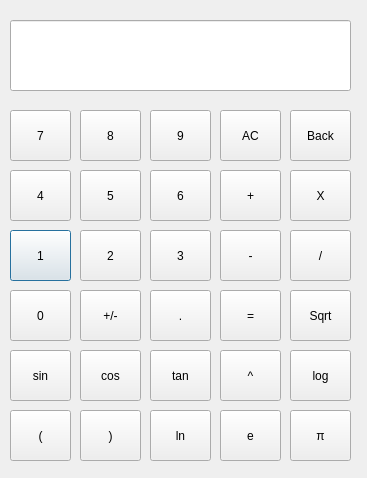
Before: the Qt Designer form calculator.ui in taapas1128/Calculator_pyqt, drawn with Qt 5.
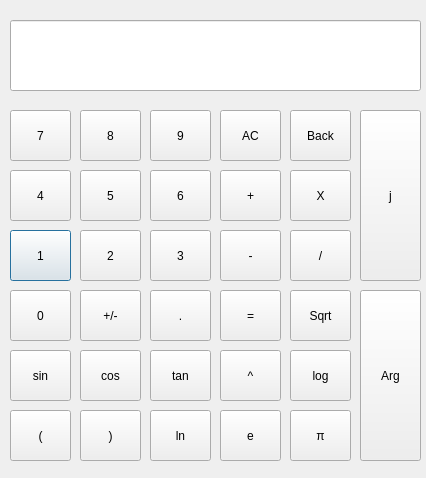
After: the same form once the commit is applied. Icons and pictures are not drawn.

Commit message: improved ui and added complex mode

What changed in the file:
```diff
--- a/calculator.ui
+++ b/calculator.ui
@@ -6,13 +6,1297 @@
    <rect>
     <x>0</x>
     <y>0</y>
-    <width>367</width>
+    <width>426</width>
     <height>478</height>
    </rect>
   </property>
   <property name="windowTitle">
    <string>Dialog</string>
   </property>
+  <property name="styleSheet">
+   <string notr="true">
+QToolTip
+{
+     border: 1px solid black;
+     background-color: #D1DBCB;
+     padding: 1px;
+     border-radius: 3px;
+     opacity: 100;
+}
+
+QWidget
+{
+    color: #b1b1b1;
+    background-color: #323232;
+    selection-background-color:#323232;
+    selection-color: black;
+    background-clip: border;
+    border-image: none;
+    border: 0px transparent black;
+    outline: 0;
+}
+
+QWidget:item:hover
+{
+    background-color: #D1DBCB;
+    color: black;
+}
+
+QWidget:item:selected
+{
+    background-color: #D1DBCB;
+    border: 0px
+}
+
+QCheckBox
+{
+    spacing: 5px;
+    outline: none;
+    color: #eff0f1;
+    margin-bottom: 2px;
+}
+
+QCheckBox:disabled
+{
+    color: #76797C;
+}
+
+QCheckBox::indicator,QGroupBox::indicator
+{
+    width: 18px;
+    height: 18px;
+}
+
+QGroupBox::indicator
+{
+    margin-left: 2px;
+}
+
+QCheckBox::indicator:unchecked
+{
+    image: url(:/qss_icons/rc/checkbox_unchecked.png);
+}
+
+QCheckBox::indicator:unchecked:hover,
+QCheckBox::indicator:unchecked:focus,
+QCheckBox::indicator:unchecked:pressed,
+QGroupBox::indicator:unchecked:hover,
+QGroupBox::indicator:unchecked:focus,
+QGroupBox::indicator:unchecked:pressed
+{
+  border: none;
+    image: url(:/qss_icons/rc/checkbox_unchecked_focus.png);
+}
+
+QCheckBox::indicator:checked
+{
+    image: url(:/qss_icons/rc/checkbox_checked.png);
+}
+
+QCheckBox::indicator:checked:hover,
+QCheckBox::indicator:checked:focus,
+QCheckBox::indicator:checked:pressed,
+QGroupBox::indicator:checked:hover,
+QGroupBox::indicator:checked:focus,
+QGroupBox::indicator:checked:pressed
+{
+    border: none;
+    image: url(:/qss_icons/rc/checkbox_checked_focus.png);
+}
+
+
+QCheckBox::indicator:indeterminate
+{
+    image: url(:/qss_icons/rc/checkbox_indeterminate.png);
+}
+
+QCheckBox::indicator:indeterminate:focus,
+QCheckBox::indicator:indeterminate:hover,
+QCheckBox::indicator:indeterminate:pressed
+{
+    image: url(:/qss_icons/rc/checkbox_indeterminate_focus.png);
+}
+
+QCheckBox::indicator:checked:disabled,
+QGroupBox::indicator:checked:disabled
+{
+    image: url(:/qss_icons/rc/checkbox_checked_disabled.png);
+}
+
+QCheckBox::indicator:unchecked:disabled,
+QGroupBox::indicator:unchecked:disabled
+{
+    image: url(:/qss_icons/rc/checkbox_unchecked_disabled.png);
+}
+
+QRadioButton
+{
+    spacing: 5px;
+    outline: none;
+    color: #eff0f1;
+    margin-bottom: 2px;
+}
+
+QRadioButton:disabled
+{
+    color: #76797C;
+}
+QRadioButton::indicator
+{
+    width: 21px;
+    height: 21px;
+}
+
+QRadioButton::indicator:unchecked
+{
+    image: url(:/qss_icons/rc/radio_unchecked.png);
+}
+
+
+QRadioButton::indicator:unchecked:hover,
+QRadioButton::indicator:unchecked:focus,
+QRadioButton::indicator:unchecked:pressed
+{
+    border: none;
+    outline: none;
+    image: url(:/qss_icons/rc/radio_unchecked_focus.png);
+}
+
+QRadioButton::indicator:checked
+{
+    border: none;
+    outline: none;
+    image: url(:/qss_icons/rc/radio_checked.png);
+}
+
+QRadioButton::indicator:checked:hover,
+QRadioButton::indicator:checked:focus,
+QRadioButton::indicator:checked:pressed
+{
+    border: none;
+    outline: none;
+    image: url(:/qss_icons/rc/radio_checked_focus.png);
+}
+
+QRadioButton::indicator:checked:disabled
+{
+    outline: none;
+    image: url(:/qss_icons/rc/radio_checked_disabled.png);
+}
+
+QRadioButton::indicator:unchecked:disabled
+{
+    image: url(:/qss_icons/rc/radio_unchecked_disabled.png);
+}
+
+
+QMenuBar
+{
+    background-color: #323232;
+    color: #D1DBCB;
+}
+
+QMenuBar::item
+{
+    background-color: #323232;
+    background: transparent;
+    /* padding: 2px 20px 2px 20px; */
+}
+
+QMenuBar::item:selected
+{
+    background: transparent;
+    /* border: 1px solid #76797C; */
+}
+
+QMenuBar::item:pressed
+{
+    border: 0px solid #76797C;
+    background-color: #D1DBCB;
+    color: #000;
+    margin-bottom:-1px;
+    padding-bottom:1px;
+}
+
+QMenu
+{
+    background-color: #323232;
+    /* border: 1px solid #76797C; */
+    color: #eff0f1;
+    /*margin: 2px; */
+}
+
+QMenu::icon
+{
+    /*margin: 5px;*/
+}
+
+QMenu::item
+{
+    padding: 2px 30px 2px 30px;
+    /*margin-left: 5px;*/
+    border: 1px solid transparent; /* reserve space for selection border */
+}
+
+QMenu::item:selected
+{
+    color: #000000;
+}
+
+QMenu::separator {
+    height: 2px;
+    background: #D1DBCB;
+    margin-left: 10px;
+    margin-right: 5px;
+}
+
+QMenu::indicator {
+    width: 18px;
+    height: 18px;
+}
+
+/* non-exclusive indicator = check box style indicator
+   (see QActionGroup::setExclusive) */
+QMenu::indicator:non-exclusive:unchecked {
+    image: url(:/qss_icons/rc/checkbox_unchecked.png);
+}
+
+QMenu::indicator:non-exclusive:unchecked:selected {
+    image: url(:/qss_icons/rc/checkbox_unchecked_disabled.png);
+}
+
+QMenu::indicator:non-exclusive:checked {
+    image: url(:/qss_icons/rc/checkbox_checked.png);
+}
+
+QMenu::indicator:non-exclusive:checked:selected {
+    image: url(:/qss_icons/rc/checkbox_checked_disabled.png);
+}
+
+/* exclusive indicator = radio button style indicator (see QActionGroup::setExclusive) */
+QMenu::indicator:exclusive:unchecked {
+    image: url(:/qss_icons/rc/radio_unchecked.png);
+}
+
+QMenu::indicator:exclusive:unchecked:selected {
+    image: url(:/qss_icons/rc/radio_unchecked_disabled.png);
+}
+
+QMenu::indicator:exclusive:checked {
+    image: url(:/qss_icons/rc/radio_checked.png);
+}
+
+QMenu::indicator:exclusive:checked:selected {
+    image: url(:/qss_icons/rc/radio_checked_disabled.png);
+}
+
+QMenu::right-arrow {
+    margin: 5px;
+    image: url(:/qss_icons/rc/right_arrow.png)
+}
+
+
+QWidget:disabled
+{
+    color: #454545;
+    background-color: #323232;
+}
+
+QAbstractItemView
+{
+    alternate-background-color: #323232;
+    color: #eff0f1;
+    border: 1px solid 3A3939;
+    border-radius: 2px;
+}
+
+QWidget:focus, QMenuBar:focus,QToolBar:focus,QScrollAreaViewer:focus
+{
+    /* border: 2px solid #D1DBCB; */
+}
+
+QTabWidget:focus, QCheckBox:focus, QRadioButton:focus, QSlider:focus
+{
+    border: none;
+}
+
+QLineEdit
+{
+    background-color: #1e1e1e;
+    selection-background-color: #D1DBCB;
+    selection-color: black;
+    padding: 5px;
+    border-style: solid;
+    border: 1px solid #76797C;
+    border-radius: 2px;
+    color: #eff0f1;
+}
+
+QGroupBox {
+    border:1px solid #76797C;
+    border-radius: 2px;
+    margin-top: 20px;
+}
+
+QGroupBox::title {
+    subcontrol-origin: margin;
+    subcontrol-position: top center;
+    padding-left: 10px;
+    padding-right: 10px;
+    padding-top: 10px;
+}
+
+QAbstractScrollArea
+{
+    border-radius: 0px;
+    border: 0px solid #76797C;
+    background-color: transparent;
+}
+
+QScrollBar:horizontal
+{
+    height: 15px;
+    margin: 3px 15px 3px 15px;
+    border: 1px transparent #2A2929;
+    border-radius: 4px;
+    background-color: #2A2929;
+}
+
+QScrollBar::handle:horizontal
+{
+    background-color: #605F5F;
+    min-width: 5px;
+    border-radius: 4px;
+}
+
+QScrollBar::add-line:horizontal
+{
+    margin: 0px 3px 0px 3px;
+    border-image: url(:/qss_icons/rc/right_arrow_disabled.png);
+    width: 10px;
+    height: 10px;
+    subcontrol-position: right;
+    subcontrol-origin: margin;
+}
+
+QScrollBar::sub-line:horizontal
+{
+    margin: 0px 3px 0px 3px;
+    border-image: url(:/qss_icons/rc/left_arrow_disabled.png);
+    height: 10px;
+    width: 10px;
+    subcontrol-position: left;
+    subcontrol-origin: margin;
+}
+
+QScrollBar::add-line:horizontal:hover,QScrollBar::add-line:horizontal:on
+{
+    border-image: url(:/qss_icons/rc/right_arrow.png);
+    height: 10px;
+    width: 10px;
+    subcontrol-position: right;
+    subcontrol-origin: margin;
+}
+
+
+QScrollBar::sub-line:horizontal:hover, QScrollBar::sub-line:horizontal:on
+{
+    border-image: url(:/qss_icons/rc/left_arrow.png);
+    height: 10px;
+    width: 10px;
+    subcontrol-position: left;
+    subcontrol-origin: margin;
+}
+
+QScrollBar::up-arrow:horizontal, QScrollBar::down-arrow:horizontal
+{
+    background: none;
+}
+
+
+QScrollBar::add-page:horizontal, QScrollBar::sub-page:horizontal
+{
+    background: none;
+}
+
+QScrollBar:vertical
+{
+    background-color: #2A2929;
+    width: 15px;
+    margin: 15px 3px 15px 3px;
+    border: 1px transparent #2A2929;
+    border-radius: 4px;
+}
+
+QScrollBar::handle:vertical
+{
+    background-color: #605F5F;
+    min-height: 5px;
+    border-radius: 4px;
+}
+
+QScrollBar::sub-line:vertical
+{
+    margin: 3px 0px 3px 0px;
+    border-image: url(:/qss_icons/rc/up_arrow_disabled.png);
+    height: 10px;
+    width: 10px;
+    subcontrol-position: top;
+    subcontrol-origin: margin;
+}
+
+QScrollBar::add-line:vertical
+{
+    margin: 3px 0px 3px 0px;
+    border-image: url(:/qss_icons/rc/down_arrow_disabled.png);
+    height: 10px;
+    width: 10px;
+    subcontrol-position: bottom;
+    subcontrol-origin: margin;
+}
+
+QScrollBar::sub-line:vertical:hover,QScrollBar::sub-line:vertical:on
+{
+
+    border-image: url(:/qss_icons/rc/up_arrow.png);
+    height: 10px;
+    width: 10px;
+    subcontrol-position: top;
+    subcontrol-origin: margin;
+}
+
+
+QScrollBar::add-line:vertical:hover, QScrollBar::add-line:vertical:on
+{
+    border-image: url(:/qss_icons/rc/down_arrow.png);
+    height: 10px;
+    width: 10px;
+    subcontrol-position: bottom;
+    subcontrol-origin: margin;
+}
+
+QScrollBar::up-arrow:vertical, QScrollBar::down-arrow:vertical
+{
+    background: none;
+}
+
+
+QScrollBar::add-page:vertical, QScrollBar::sub-page:vertical
+{
+    background: none;
+}
+
+QTextEdit
+{
+    background-color: #1e1e1e;
+    color: #eff0f1;
+    border: 1px solid #76797C;
+}
+
+QPlainTextEdit
+{
+    background-color: #1e1e1e;;
+    color: #eff0f1;
+    border-radius: 2px;
+    border: 1px solid #76797C;
+}
+
+QHeaderView::section
+{
+    background-color: #76797C;
+    color: #eff0f1;
+    padding: 5px;
+    border: 1px solid #76797C;
+}
+
+QSizeGrip {
+    image: url(:/qss_icons/rc/sizegrip.png);
+    width: 12px;
+    height: 12px;
+}
+
+
+QMainWindow::separator
+{
+    background-color: #323232;
+    color: white;
+    padding-left: 4px;
+    spacing: 2px;
+    border: 1px dashed #76797C;
+}
+
+QMainWindow::separator:hover
+{
+
+    background-color: #787876;
+    color: white;
+    padding-left: 4px;
+    border: 1px solid #76797C;
+    spacing: 2px;
+}
+
+
+QMenu::separator
+{
+    height: 1px;
+    background-color: #76797C;
+    color: white;
+    padding-left: 4px;
+    margin-left: 10px;
+    margin-right: 5px;
+}
+
+QFrame
+{
+    border-radius: 0px;
+    /*border: 1px solid #76797C;*/
+}
+
+
+QFrame[frameShape=&quot;0&quot;]
+{
+    border-radius: 0px;
+    border: 0px transparent #76797C;
+}
+
+QStackedWidget
+{
+    border: 1px transparent black;
+}
+
+QToolBar {
+    border: 0px transparent #393838;
+    background: 0px solid #323232;
+    font-weight: bold;
+}
+
+QToolBar::handle:horizontal {
+    image: url(:/qss_icons/rc/Hmovetoolbar.png);
+}
+QToolBar::handle:vertical {
+    image: url(:/qss_icons/rc/Vmovetoolbar.png);
+}
+QToolBar::separator:horizontal {
+    image: url(:/qss_icons/rc/Hsepartoolbar.png);
+}
+QToolBar::separator:vertical {
+    image: url(:/qss_icons/rc/Vsepartoolbar.png);
+}
+QToolButton#qt_toolbar_ext_button {
+    background: #58595a
+}
+
+QPushButton
+{
+    color: #eff0f1;
+    background-color: #323232;
+    border-width: 1px;
+    border-color: #76797C;
+    border-style: solid;
+    padding: 5px;
+    border-radius: 0px;
+    outline: none;
+}
+
+QPushButton:disabled
+{
+    background-color: #323232;
+    border-width: 1px;
+    border-color: #454545;
+    border-style: solid;
+    padding-top: 5px;
+    padding-bottom: 5px;
+    padding-left: 10px;
+    padding-right: 10px;
+    border-radius: 2px;
+    color: #454545;
+}
+
+QPushButton:focus {
+    background-color: #D1DBCB;
+    color: black;
+}
+
+QPushButton:pressed
+{
+    color: black;
+    background-color: #D1DBCB;
+    padding-top: -15px;
+    padding-bottom: -17px;
+}
+
+QComboBox
+{
+    selection-background-color: #D1DBCB;
+    background-color: #31363B;
+    border-style: solid;
+    border: 1px solid #76797C;
+    border-radius: 2px;
+    padding: 5px;
+    min-width: 75px;
+}
+
+QPushButton:checked{
+    background-color: #76797C;
+    border-color: #6A6969;
+}
+
+QComboBox:hover,QPushButton:hover,QAbstractSpinBox:hover,QLineEdit:hover,QTextEdit:hover,QPlainTextEdit:hover,QAbstractView:hover,QTreeView:hover
+{
+    border: 1px solid #D1DBCB;
+}
+
+QComboBox:on
+{
+    padding-top: 0px;
+    padding-left: 4px;
+    selection-background-color: #4a4a4a;
+}
+
+QComboBox QAbstractItemView
+{
+    background-color: #1e1e1e;
+    border-radius: 2px;
+    border: 1px solid #76797C;
+    selection-background-color: #D1DBCB;
+}
+
+QComboBox::drop-down
+{
+    subcontrol-origin: padding;
+    subcontrol-position: top right;
+    width: 15px;
+
+    border-left-width: 0px;
+    border-left-color: darkgray;
+    border-left-style: solid;
+    border-top-right-radius: 3px;
+    border-bottom-right-radius: 3px;
+}
+
+QComboBox::down-arrow
+{
+    image: url(:/qss_icons/rc/down_arrow_disabled.png);
+}
+
+QComboBox::down-arrow:on, QComboBox::down-arrow:hover,
+QComboBox::down-arrow:focus
+{
+    image: url(:/qss_icons/rc/down_arrow.png);
+}
+
+QAbstractSpinBox {
+    padding: 2px;
+    margin: 2px;
+    background-color: #1e1e1e;
+    color: #eff0f1;
+    border-radius: 0px;
+    min-width: 75px;
+    selection-background-color: #D1DBCB;
+    selection-color: black;
+}
+
+QAbstractSpinBox:up-button
+{
+    background-color: transparent;
+    subcontrol-origin: border;
+    subcontrol-position: center right;
+}
+
+QAbstractSpinBox:down-button
+{
+    background-color: transparent;
+    subcontrol-origin: border;
+    subcontrol-position: center left;
+}
+
+QAbstractSpinBox::up-arrow,QAbstractSpinBox::up-arrow:disabled,QAbstractSpinBox::up-arrow:off {
+    image: url(:/qss_icons/rc/up_arrow_disabled.png);
+    width: 10px;
+    height: 10px;
+}
+QAbstractSpinBox::up-arrow:hover
+{
+    image: url(:/qss_icons/rc/up_arrow.png);
+}
+
+
+QAbstractSpinBox::down-arrow,QAbstractSpinBox::down-arrow:disabled,QAbstractSpinBox::down-arrow:off
+{
+    image: url(:/qss_icons/rc/down_arrow_disabled.png);
+    width: 10px;
+    height: 10px;
+}
+QAbstractSpinBox::down-arrow:hover
+{
+    image: url(:/qss_icons/rc/down_arrow.png);
+}
+
+
+QLabel
+{
+    border: 0px solid black;
+    margin-left: 2px;
+    margin-right: 2px;
+    color: #D1DBCB;
+}
+
+QTabWidget{
+    border: 0px transparent black;
+}
+
+QTabWidget::pane {
+    border: 1px solid #76797C;
+    padding: 5px;
+    margin: 0px;
+}
+
+QTabWidget::tab-bar {
+    left: 5px; /* move to the right by 5px */
+}
+
+QTabBar
+{
+    qproperty-drawBase: 0;
+    border-radius: 3px;
+}
+
+QTabBar::focus
+{
+    border: 0px transparent black;
+    color: black;
+}
+
+QTabBar::hover
+{
+    border: 0px transparent black;
+    color: black;
+}
+
+QTabBar::close-button  {
+    image: url(:/qss_icons/rc/close.png);
+    background: transparent;
+}
+
+QTabBar::close-button:hover
+{
+    image: url(:/qss_icons/rc/close-hover.png);
+    background: transparent;
+}
+
+QTabBar::close-button:pressed {
+    image: url(:/qss_icons/rc/close-pressed.png);
+    background: transparent;
+}
+
+/* TOP TABS */
+QTabBar::tab:top {
+    color: #eff0f1;
+    border: 1px solid #76797C;
+    border-bottom: 1px transparent black;
+    background-color: #323232;
+    padding: 5px;
+    min-width: 50px;
+    border-top-left-radius: 2px;
+    border-top-right-radius: 2px;
+}
+
+QTabBar::tab:top:!selected
+{
+    color: #eff0f1;
+    background-color: #54575B;
+    border: 1px solid #76797C;
+    border-bottom: 1px transparent black;
+    border-top-left-radius: 2px;
+    border-top-right-radius: 2px;
+}
+
+QTabBar::tab:top:!selected:hover {
+    background-color: #D1DBCB;
+    color: black;
+}
+
+/* BOTTOM TABS */
+QTabBar::tab:bottom {
+    color: #eff0f1;
+    border: 1px solid #76797C;
+    border-top: 1px transparent black;
+    background-color: #323232;
+    padding: 5px;
+    border-bottom-left-radius: 2px;
+    border-bottom-right-radius: 2px;
+    min-width: 50px;
+}
+
+QTabBar::tab:bottom:!selected
+{
+    color: #eff0f1;
+    background-color: #54575B;
+    border: 1px solid #76797C;
+    border-top: 1px transparent black;
+    border-bottom-left-radius: 2px;
+    border-bottom-right-radius: 2px;
+}
+
+QTabBar::tab:bottom:!selected:hover {
+    background-color: #D1DBCB;
+    color: black;
+}
+
+/* LEFT TABS */
+QTabBar::tab:left {
+    color: #eff0f1;
+    border: 1px solid #76797C;
+    border-left: 1px transparent black;
+    background-color: #323232;
+    padding: 5px;
+    border-top-right-radius: 2px;
+    border-bottom-right-radius: 2px;
+    min-height: 50px;
+}
+
+QTabBar::tab:left:!selected
+{
+    color: #eff0f1;
+    background-color: #54575B;
+    border: 1px solid #76797C;
+    border-left: 1px transparent black;
+    border-top-right-radius: 2px;
+    border-bottom-right-radius: 2px;
+}
+
+QTabBar::tab:left:!selected:hover {
+    background-color: #D1DBCB;
+    color: black;
+}
+
+
+/* RIGHT TABS */
+QTabBar::tab:right {
+    color: #eff0f1;
+    border: 1px solid #76797C;
+    border-right: 1px transparent black;
+    background-color: #323232;
+    padding: 5px;
+    border-top-left-radius: 2px;
+    border-bottom-left-radius: 2px;
+    min-height: 50px;
+}
+
+QTabBar::tab:right:!selected
+{
+    color: #eff0f1;
+    background-color: #54575B;
+    border: 1px solid #76797C;
+    border-right: 1px transparent black;
+    border-top-left-radius: 2px;
+    border-bottom-left-radius: 2px;
+}
+
+QTabBar::tab:right:!selected:hover {
+    background-color: #D1DBCB;
+    color: black;
+}
+
+QTabBar QToolButton::right-arrow:enabled {
+     image: url(:/qss_icons/rc/right_arrow.png);
+ }
+
+ QTabBar QToolButton::left-arrow:enabled {
+     image: url(:/qss_icons/rc/left_arrow.png);
+ }
+
+QTabBar QToolButton::right-arrow:disabled {
+     image: url(:/qss_icons/rc/right_arrow_disabled.png);
+ }
+
+ QTabBar QToolButton::left-arrow:disabled {
+     image: url(:/qss_icons/rc/left_arrow_disabled.png);
+ }
+
+
+QDockWidget {
+    background: #323232;
+    border: 1px solid #403F3F;
+    titlebar-close-icon: url(:/qss_icons/rc/close.png);
+    titlebar-normal-icon: url(:/qss_icons/rc/undock.png);
+}
+
+QDockWidget::close-button, QDockWidget::float-button {
+    border: 1px solid transparent;
+    border-radius: 2px;
+    background: transparent;
+}
+
+QDockWidget::close-button:hover, QDockWidget::float-button:hover {
+    background: rgba(255, 255, 255, 10);
+}
+
+QDockWidget::close-button:pressed, QDockWidget::float-button:pressed {
+    padding: 1px -1px -1px 1px;
+    background: rgba(255, 255, 255, 10);
+}
+
+QTreeView, QListView
+{
+    border: 1px solid #76797C;
+    background-color: #1e1e1e;
+}
+
+QTreeView:branch:selected, QTreeView:branch:hover
+{
+    background: url(:/qss_icons/rc/transparent.png);
+}
+
+QTreeView::branch:has-siblings:!adjoins-item {
+    border-image: url(:/qss_icons/rc/transparent.png);
+}
+
+QTreeView::branch:has-siblings:adjoins-item {
+    border-image: url(:/qss_icons/rc/transparent.png);
+}
+
+QTreeView::branch:!has-children:!has-siblings:adjoins-item {
+    border-image: url(:/qss_icons/rc/transparent.png);
+}
+
+QTreeView::branch:has-children:!has-siblings:closed,
+QTreeView::branch:closed:has-children:has-siblings {
+    image: url(:/qss_icons/rc/branch_closed.png);
+}
+
+QTreeView::branch:open:has-children:!has-siblings,
+QTreeView::branch:open:has-children:has-siblings  {
+    image: url(:/qss_icons/rc/branch_open.png);
+}
+
+QTreeView::branch:has-children:!has-siblings:closed:hover,
+QTreeView::branch:closed:has-children:has-siblings:hover {
+    image: url(:/qss_icons/rc/branch_closed-on.png);
+    }
+
+QTreeView::branch:open:has-children:!has-siblings:hover,
+QTreeView::branch:open:has-children:has-siblings:hover  {
+    image: url(:/qss_icons/rc/branch_open-on.png);
+    }
+
+QListView::item:!selected:hover, QTreeView::item:!selected:hover  {
+    background: #848383;
+    outline: 0;
+    color: #eff0f1;
+}
+
+QListView::item:selected:hover, QTreeView::item:selected:hover  {
+    background: #D1DBCB;
+}
+
+QSlider::groove:horizontal {
+    border: 1px solid #565a5e;
+    height: 4px;
+    background: #565a5e;
+    margin: 0px;
+    border-radius: 2px;
+}
+
+QSlider::handle:horizontal {
+    background: #D1DBCB;
+    border: 1px solid #999999;
+    width: 10px;
+    height: 10px;
+    margin: -5px 0;
+}
+
+QSlider::add-page:qlineargradient {
+    background: #595858;
+    border-top-right-radius: 5px;
+    border-bottom-right-radius: 5px;
+    border-top-left-radius: 0px;
+    border-bottom-left-radius: 0px;
+}
+
+QSlider::sub-page::qlineargradient:horizontal {
+    background:  #D1DBCB;
+    border-top-right-radius: 0px;
+    border-bottom-right-radius: 0px;
+    border-top-left-radius: 5px;
+    border-bottom-left-radius: 5px;
+}
+
+QSlider::groove:vertical {
+    border: 1px solid #565a5e;
+    width: 4px;
+    background: #565a5e;
+    margin: 0px;
+    border-radius: 3px;
+}
+
+QSlider::handle:vertical {
+    background: #D1DBCB;
+    border: 1px solid #999999;
+    width: 10px;
+    height: 10px;
+    margin: 0 -5px;
+}
+
+QToolButton {
+    color: #D1DBCB;
+    background-color: transparent;
+    border: 0px transparent #76797C;
+    border-radius: 0px;
+    padding: 1px;
+    margin-right: 5px;
+}
+
+QToolButton[popupMode=&quot;1&quot;] { /* only for MenuButtonPopup */
+ padding-right: 20px; /* make way for the popup button */
+ border: 1px #76797C;
+ border-radius: 0px;
+}
+
+QToolButton[popupMode=&quot;2&quot;] { /* only for InstantPopup */
+ padding-right: 10px; /* make way for the popup button */
+ border: 0px #76797C;
+}
+
+
+QToolButton:hover, QToolButton::menu-button:hover {
+    background-color: transparent;
+    border: 1px solid #D1DBCB;
+    padding: 2px;
+}
+
+QToolButton:checked, QToolButton:pressed,
+        QToolButton::menu-button:pressed {
+    color: black;
+    background-color: #D1DBCB;
+    border: 0px solid #D1DBCB;
+    padding: 2px;
+}
+
+/* the subcontrol below is used only in the InstantPopup or DelayedPopup mode */
+QToolButton::menu-indicator {
+    image: url(:/qss_icons/rc/down_arrow.png);
+    top: -7px; left: -2px; /* shift it a bit */
+}
+
+/* the subcontrols below are used only in the MenuButtonPopup mode */
+QToolButton::menu-button {
+    border: 1px transparent #76797C;
+    border-top-right-radius: 6px;
+    border-bottom-right-radius: 6px;
+    /* 16px width + 4px for border = 20px allocated above */
+    width: 16px;
+    outline: none;
+}
+
+QToolButton::menu-arrow {
+    image: url(:/qss_icons/rc/down_arrow.png);
+}
+
+QToolButton::menu-arrow:open {
+    border: 1px solid #76797C;
+}
+
+QPushButton::menu-indicator  {
+    subcontrol-origin: padding;
+    subcontrol-position: bottom right;
+    left: 8px;
+}
+
+QTableView
+{
+    border: 1px solid #76797C;
+    gridline-color: #323232;
+    background-color: #1e1e1e;
+}
+
+
+QTableView, QHeaderView
+{
+    border-radius: 0px;
+}
+
+QTableView::item:pressed, QListView::item:pressed, QTreeView::item:pressed  {
+    background: #D1DBCB;
+    color: black;
+}
+
+QTableView::item:selected:active, QTreeView::item:selected:active, QListView::item:selected:active  {
+    background: #D1DBCB;
+    color: black;
+}
+
+QHeaderView
+{
+    background-color: #323232;
+    border: 1px transparent;
+    border-radius: 0px;
+    margin: 0px;
+    padding: 0px;
+
+}
+
+QHeaderView::section  {
+    background-color: #323232;
+    color: #eff0f1;
+    padding: 5px;
+    border: 1px solid #76797C;
+    border-radius: 0px;
+    text-align: center;
+}
+
+QHeaderView::section::vertical::first, QHeaderView::section::vertical::only-one
+{
+    border-top: 1px solid #76797C;
+}
+
+QHeaderView::section::vertical
+{
+    border-top: transparent;
+}
+
+QHeaderView::section::horizontal::first, QHeaderView::section::horizontal::only-one
+{
+    border-left: 1px solid #76797C;
+}
+
+QHeaderView::section::horizontal
+{
+    border-left: transparent;
+}
+
+
+QHeaderView::section:checked
+ {
+    color: white;
+    background-color: #848383;
+ }
+
+ /* style the sort indicator */
+QHeaderView::down-arrow {
+    image: url(:/qss_icons/rc/down_arrow.png);
+}
+
+QHeaderView::up-arrow {
+    image: url(:/qss_icons/rc/up_arrow.png);
+}
+
+
+QTableCornerButton::section {
+    background-color: #323232;
+    border: 1px transparent #76797C;
+    border-radius: 0px;
+}
+
+QToolBox  {
+    padding: 5px;
+    border: 1px transparent black;
+}
+
+QToolBox::tab {
+    color: #eff0f1;
+    background-color: #323232;
+    border: 1px solid #76797C;
+    border-bottom: 1px transparent #323232;
+    border-top-left-radius: 5px;
+    border-top-right-radius: 5px;
+}
+
+QToolBox::tab:selected { /* italicize selected tabs */
+    font: italic;
+    background-color: #323232;
+    border-color: #D1DBCB;
+ }
+
+QStatusBar::item {
+    border: 0px transparent dark;
+    margin: 0px;
+    border: 0px;
+ }
+
+
+QFrame[height=&quot;3&quot;], QFrame[width=&quot;3&quot;] {
+    background-color: #76797C;
+}
+
+
+QSplitter::handle {
+    border: 1px dashed #76797C;
+}
+
+QSplitter::handle:hover {
+    background-color: #787876;
+    border: 1px solid #76797C;
+}
+
+QSplitter::handle:horizontal {
+    width: 1px;
+}
+
+QSplitter::handle:vertical {
+    height: 1px;
+}
+
+QProgressBar {
+    border: 1px solid #76797C;
+    border-radius: 5px;
+    text-align: center;
+}
+
+QProgressBar::chunk {
+    background-color: #D1DBCB;
+}
+
+QDateEdit
+{
+    selection-background-color: #D1DBCB;
+    border-style: solid;
+    border: 1px solid #CEE343;
+    border-radius: 2px;
+    padding: 1px;
+    min-width: 75px;
+}
+
+QDateEdit:on
+{
+    padding-top: 3px;
+    padding-left: 4px;
+    selection-background-color: #4a4a4a;
+}
+
+QDateEdit QAbstractItemView
+{
+    background-color: #1e1e1e;
+    border-radius: 2px;
+    border: 1px solid #3375A3;
+    selection-background-color: #D1DBCB;
+}
+
+QDateEdit::drop-down
+{
+    subcontrol-origin: padding;
+    subcontrol-position: top right;
+    width: 15px;
+    border-left-width: 0px;
+    border-left-color: darkgray;
+    border-left-style: solid;
+    border-top-right-radius: 3px;
+    border-bottom-right-radius: 3px;
+}
+
+QDateEdit::down-arrow
+{
+    image: url(:/qss_icons/rc/down_arrow_disabled.png);
+}
+
+QDateEdit::down-arrow:on, QDateEdit::down-arrow:hover,
+QDateEdit::down-arrow:focus
+{
+    image: url(:/qss_icons/rc/down_arrow.png);
+}
+
+</string>
+  </property>
   <widget class="QPushButton" name="b1">
    <property name="geometry">
     <rect>
@@ -174,7 +1458,7 @@
     <rect>
      <x>10</x>
      <y>20</y>
-     <width>341</width>
+     <width>411</width>
      <height>71</height>
     </rect>
    </property>
@@ -416,6 +1700,32 @@
     <string>π</string>
    </property>
   </widget>
+  <widget class="QPushButton" name="bco">
+   <property name="geometry">
+    <rect>
+     <x>360</x>
+     <y>110</y>
+     <width>61</width>
+     <height>171</height>
+    </rect>
+   </property>
+   <property name="text">
+    <string>j</string>
+   </property>
+  </widget>
+  <widget class="QPushButton" name="arg">
+   <property name="geometry">
+    <rect>
+     <x>360</x>
+     <y>290</y>
+     <width>61</width>
+     <height>171</height>
+    </rect>
+   </property>
+   <property name="text">
+    <string>Arg</string>
+   </property>
+  </widget>
  </widget>
  <resources/>
  <connections/>
```
Left out of the diff: 5 changed lines with no effect on the pictures. The commit also changes 2 other files.
